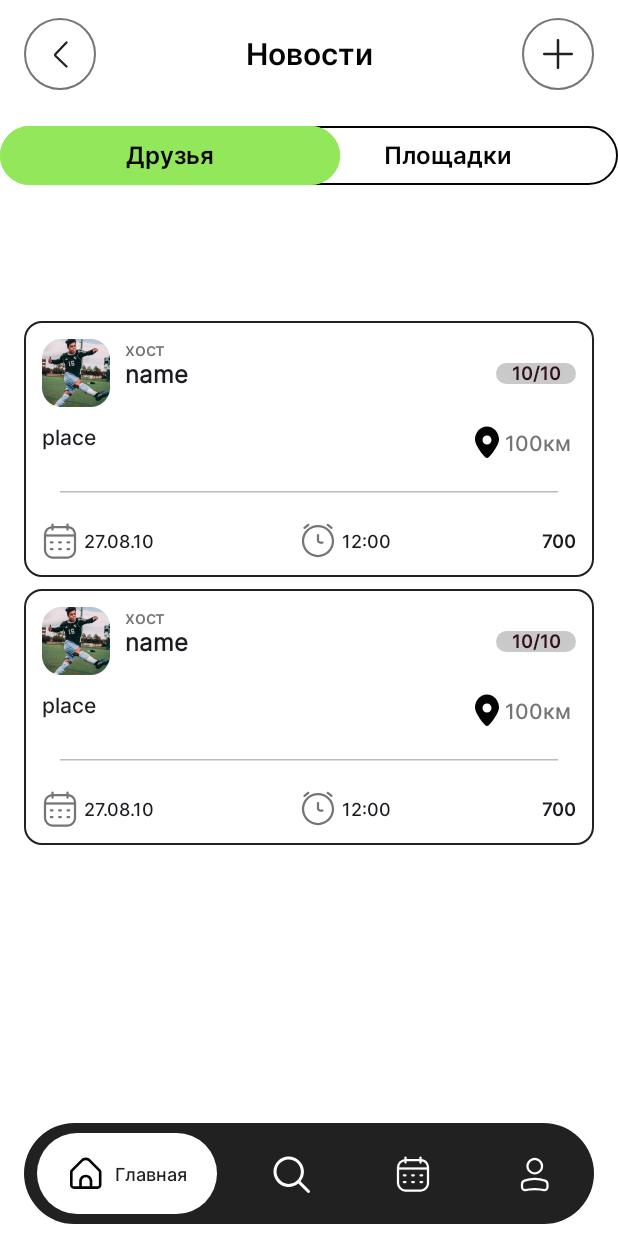
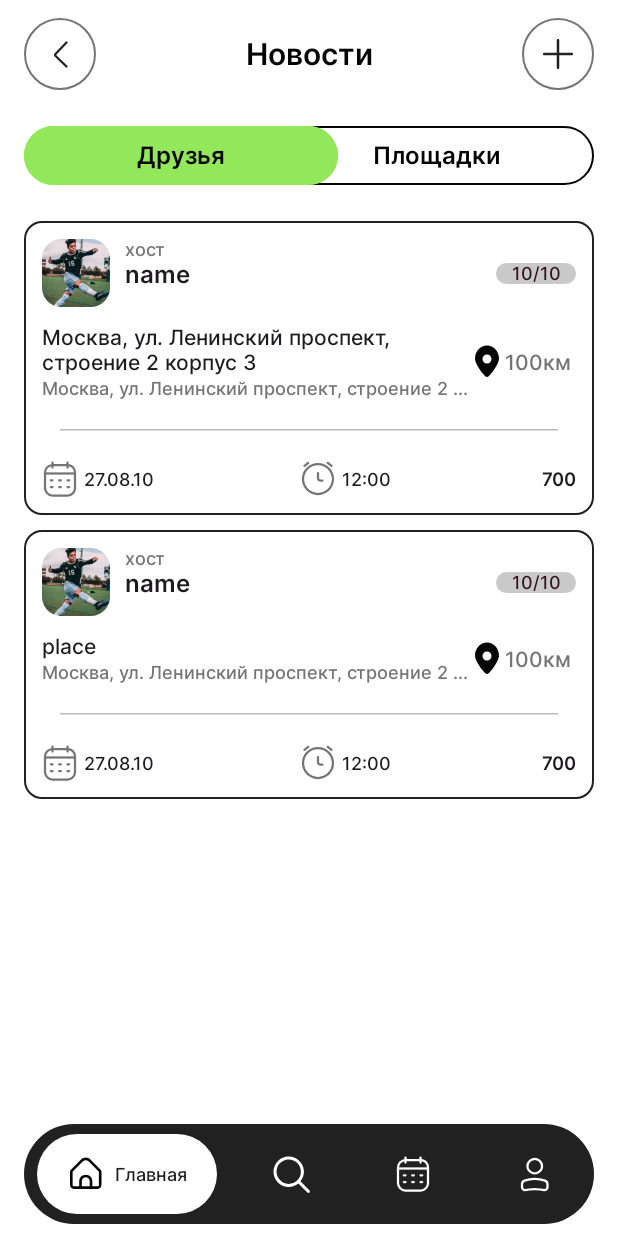
Before and after one commit to robarcoo/FootballApp, an Android app built with Jetpack Compose: the news_screen screen opened through its navigation route, on a phone screen of 412 x 824 dp. Run offline under Robolectric (Android 15) with nearby library versions, the phone set to English and light mode, and no system bars; Roboto replaces fonts that are not available here.

Commit message:
Corrected DialogScreen. Corrected margins in NewsScreen. Added text address in game and news cards.

```diff
--- a/app/src/main/java/com/example/footballplayassistant/presentation/customviews/cards/CountOfPlayers.kt
+++ b/app/src/main/java/com/example/footballplayassistant/presentation/customviews/cards/CountOfPlayers.kt
@@ -22,7 +22,7 @@ fun CountOfPlayers(currentPlayers: Int, maxPlayers: Int, modifier: Modifier = Mo
     ) {
         Text(
             text = "$currentPlayers/$maxPlayers",
-            style = MaterialTheme.typography.displaySmall.copy(fontWeight = FontWeight.W700),
+            style = MaterialTheme.typography.displaySmall.copy(fontWeight = FontWeight.W600),
             textAlign = TextAlign.Center,
             modifier = Modifier.fillMaxWidth()
         )
--- a/app/src/main/java/com/example/footballplayassistant/presentation/customviews/cards/NewsCard.kt
+++ b/app/src/main/java/com/example/footballplayassistant/presentation/customviews/cards/NewsCard.kt
@@ -18,6 +18,7 @@ import androidx.compose.ui.Modifier
 import androidx.compose.ui.graphics.vector.ImageVector
 import androidx.compose.ui.res.vectorResource
 import androidx.compose.ui.text.font.FontWeight
+import androidx.compose.ui.text.style.TextOverflow
 import androidx.compose.ui.unit.dp
 import com.example.footballplayassistant.R
 import com.example.footballplayassistant.presentation.customviews.rows.BottomRowDateTimeMoney
@@ -25,11 +26,10 @@ import com.example.footballplayassistant.presentation.customviews.rows.FotoAndNa
 import com.example.footballplayassistant.presentation.ui.theme.spacing
 
 @Composable
-fun NewsCard(place: String, name: String, modifier: Modifier = Modifier) {
+fun NewsCard(place: String, name: String, modifier: Modifier = Modifier, address: String = "") {
     Card(
         modifier = modifier
             .fillMaxWidth()
-            .padding(top = MaterialTheme.spacing.small)
             .border(
                 width = 1.dp,
                 color = MaterialTheme.colorScheme.primary,
@@ -55,15 +55,33 @@ fun NewsCard(place: String, name: String, modifier: Modifier = Modifier) {
                         .align(Alignment.CenterVertically)
                 )
             }
-            Row(modifier = Modifier.padding(vertical = 12.dp)) {
-                Text(
-                    text = place,
-                    style = MaterialTheme.typography.bodyMedium.copy(fontWeight = FontWeight.W500),
-                    maxLines = 2,
+            Row(
+                modifier = Modifier.padding(vertical = 12.dp),
+                verticalAlignment = Alignment.CenterVertically
+            ) {
+                Column(
                     modifier = Modifier
                         .fillMaxWidth()
                         .weight(0.8f)
-                )
+                ) {
+                    Text(
+                        text = place,
+                        style = MaterialTheme.typography.bodyMedium.copy(fontWeight = FontWeight.W500),
+                        maxLines = 2
+                    )
+                    if (address.isNotEmpty()) {
+                        Text(
+                            text = address,
+                            maxLines = 1,
+                            overflow = TextOverflow.Ellipsis,
+                            style = MaterialTheme.typography.displaySmall.copy(
+                                fontWeight = FontWeight.W500,
+                                color = MaterialTheme.colorScheme.onSecondaryContainer
+                            ),
+                            modifier = Modifier.padding(top = 2.dp)
+                        )
+                    }
+                }
                 Row(
                     modifier = Modifier
                         .fillMaxWidth()
--- a/app/src/main/java/com/example/footballplayassistant/presentation/customviews/rows/FotoAndNameForCard.kt
+++ b/app/src/main/java/com/example/footballplayassistant/presentation/customviews/rows/FotoAndNameForCard.kt
@@ -34,7 +34,7 @@ fun FotoAndNameForCard(text: String, name: String, foto: Int, modifier: Modifier
             )
             Text(
                 text = name,
-                style = MaterialTheme.typography.labelLarge.copy(fontWeight = FontWeight.W600),
+                style = MaterialTheme.typography.displayMedium.copy(fontWeight = FontWeight.W600),
             )
         }
     }
--- a/app/src/main/java/com/example/footballplayassistant/presentation/ui/screens/main/NewsScreen.kt
+++ b/app/src/main/java/com/example/footballplayassistant/presentation/ui/screens/main/NewsScreen.kt
@@ -1,6 +1,7 @@
 package com.example.footballplayassistant.presentation.ui.screens.main
 
 import androidx.compose.foundation.background
+import androidx.compose.foundation.layout.Arrangement
 import androidx.compose.foundation.layout.Column
 import androidx.compose.foundation.layout.fillMaxHeight
 import androidx.compose.foundation.layout.padding
@@ -34,9 +35,13 @@ fun NewsScreen() {
 
     Column(
         modifier = Modifier
-            .background(color = MaterialTheme.colorScheme.onPrimary)
+            .background(color = MaterialTheme.colorScheme.onPrimary),
+        verticalArrangement = Arrangement.Top
     ) {
-        Column(modifier = Modifier.fillMaxHeight(0.25f)) {
+        Column(
+            modifier = Modifier
+                .fillMaxHeight(0.9f)
+        ) {
                 HeaderWithBackButton(
                     text = stringResource(id = R.string.news),
                     imageButton = R.drawable.ic_plus_24,
@@ -54,23 +59,44 @@ fun NewsScreen() {
                     ),
                     selectedItemIndex = 0,
                     onSelected = { filterButton.value = it },
-                modifier = Modifier.padding(vertical = 24.dp)
+                    modifier = Modifier.padding(vertical = 24.dp, horizontal = 16.dp)
                 )
-        }
 
             LazyColumn(
                 modifier = Modifier
                     .padding(horizontal = MaterialTheme.spacing.horizontal)
-                .fillMaxHeight(0.865f)
             ) {
                 if (filterButton.value == 0) {
-                item { NewsCard(place = "place", name = "name") }
-                item { NewsCard(place = "place", name = "name") }
+                    item {
+                        NewsCard(
+                            place = "Москва, ул. Ленинский проспект, строение 2 корпус 3",
+                            name = "name",
+                            address = "Москва, ул. Ленинский проспект, строение 2 корпус 3",
+                            modifier = Modifier.padding(bottom = 10.dp)
+                        )
+                    }
+                    item {
+                        NewsCard(
+                            place = "place",
+                            name = "name",
+                            address = "Москва, ул. Ленинский проспект, строение 2 корпус 3",
+                            modifier = Modifier.padding(bottom = 10.dp)
+                        )
+                    }
                 } else {
-                item { GameCard(place = "place", host = "name") }
+                    item {
+                        GameCard(
+                            place = "Москва, ул. Ленинский проспект, строение 2 корпус 3",
+                            host = "name",
+                            address = "Москва, ул. Ленинский проспект, строение 2 корпус 3",
+                            modifier = Modifier.padding(bottom = 10.dp)
+                        )
+                    }
+                }
             }
         }
 
-        CommonBottomBar()
+        CommonBottomBar(
+        )
     }
 }
```
Also changed, not shown: app/src/main/java/com/example/footballplayassistant/presentation/customviews/cards/GameCard.kt (+25 -8 lines), app/src/main/java/com/example/footballplayassistant/presentation/customviews/dialogwindows/DialogScreen.kt (+9 -6 lines), app/src/main/java/com/example/footballplayassistant/presentation/ui/screens/main/MainScreen.kt (+6 -5 lines). Lines whose indentation alone changed are shown as unchanged.
